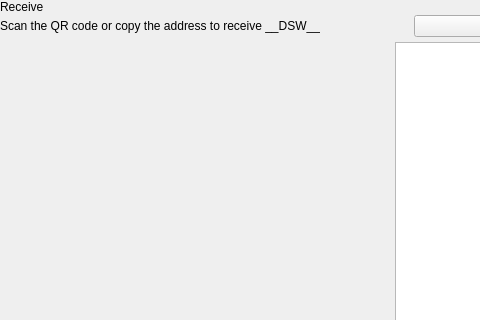
Qt form src/qt/pivx/forms/receivewidget.ui (decenomy/DSW) before a commit; both pictures show x 0 to 480 and y 0 to 320 of the 629 by 629 pixel window.
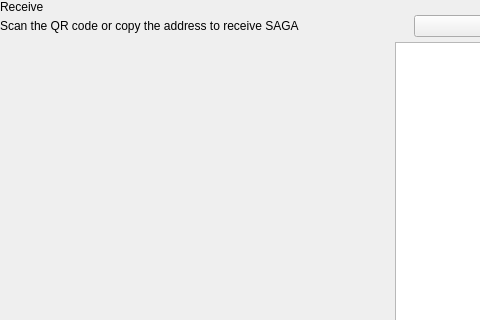
The same form after that commit. Custom widgets are drawn as their Qt base class.

The edit to the form file:
```diff
--- a/src/qt/pivx/forms/receivewidget.ui
+++ b/src/qt/pivx/forms/receivewidget.ui
@@ -78,7 +78,7 @@
             <item alignment="Qt::AlignTop">
              <widget class="QLabel" name="labelSubtitle1">
               <property name="text">
-               <string>Scan the QR code or copy the address to receive __DSW__</string>
+               <string>Scan the QR code or copy the address to receive SAGA</string>
               </property>
              </widget>
             </item>
```
